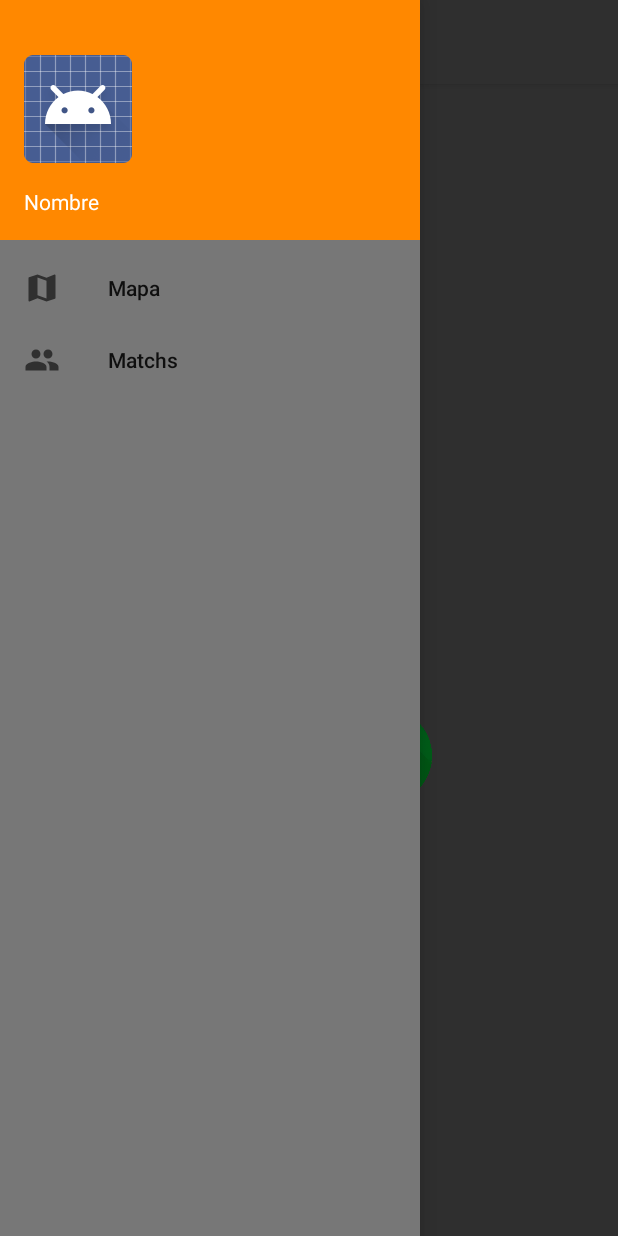
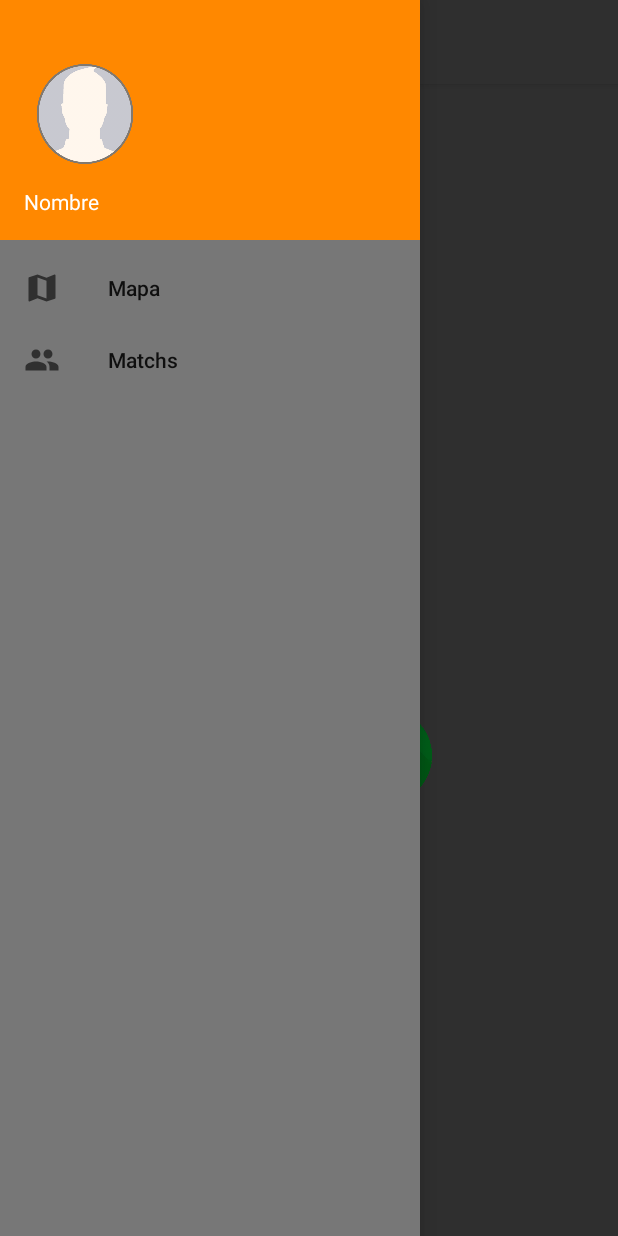
Before and after one commit to arycccc/Zapando, an Android app: the screen it shows after launch (MainActivity), with the side drawer open, on a phone screen of 412 x 824 dp. Run offline under Robolectric (Android 15) with nearby library versions, the phone set to English and light mode, and no system bars.

Commit message:
logo perfil

```diff
--- a/app/src/main/res/layout/nav_header_main.xml
+++ b/app/src/main/res/layout/nav_header_main.xml
@@ -14,11 +14,13 @@
 
     <ImageView
         android:id="@+id/imageView"
-        android:layout_width="wrap_content"
-        android:layout_height="wrap_content"
+        android:layout_width="81dp"
+        android:layout_height="82dp"
+        android:adjustViewBounds="false"
+        android:cropToPadding="true"
         android:onClick="perfil"
         android:paddingTop="@dimen/nav_header_vertical_spacing"
-        app:srcCompat="@android:drawable/sym_def_app_icon" />
+        app:srcCompat="@drawable/profileslider_defult" />
 
     <TextView
         android:layout_width="match_parent"
--- a/app/src/main/res/values/dimens.xml
+++ b/app/src/main/res/values/dimens.xml
@@ -2,7 +2,7 @@
     <!-- Default screen margins, per the Android Design guidelines. -->
     <dimen name="activity_horizontal_margin">16dp</dimen>
     <dimen name="activity_vertical_margin">16dp</dimen>
-    <dimen name="nav_header_vertical_spacing">16dp</dimen>
+    <dimen name="nav_header_vertical_spacing">15dp</dimen>
     <dimen name="nav_header_height">160dp</dimen>
     <dimen name="fab_margin">16dp</dimen>
 </resources>
```
Also changed, not shown: app/src/main/res/drawable/profileslider_defult.png (added), app/src/main/res/mipmap-hdpi/ic_launcher.png, app/src/main/res/mipmap-xxhdpi/ic_launcher.png.
